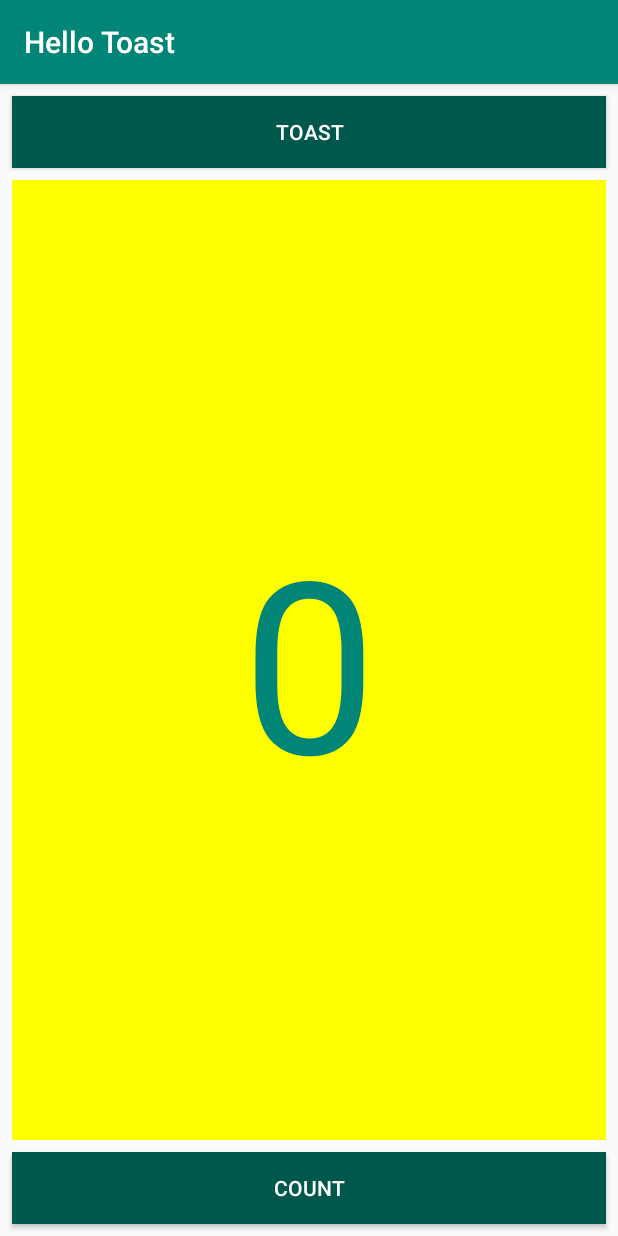
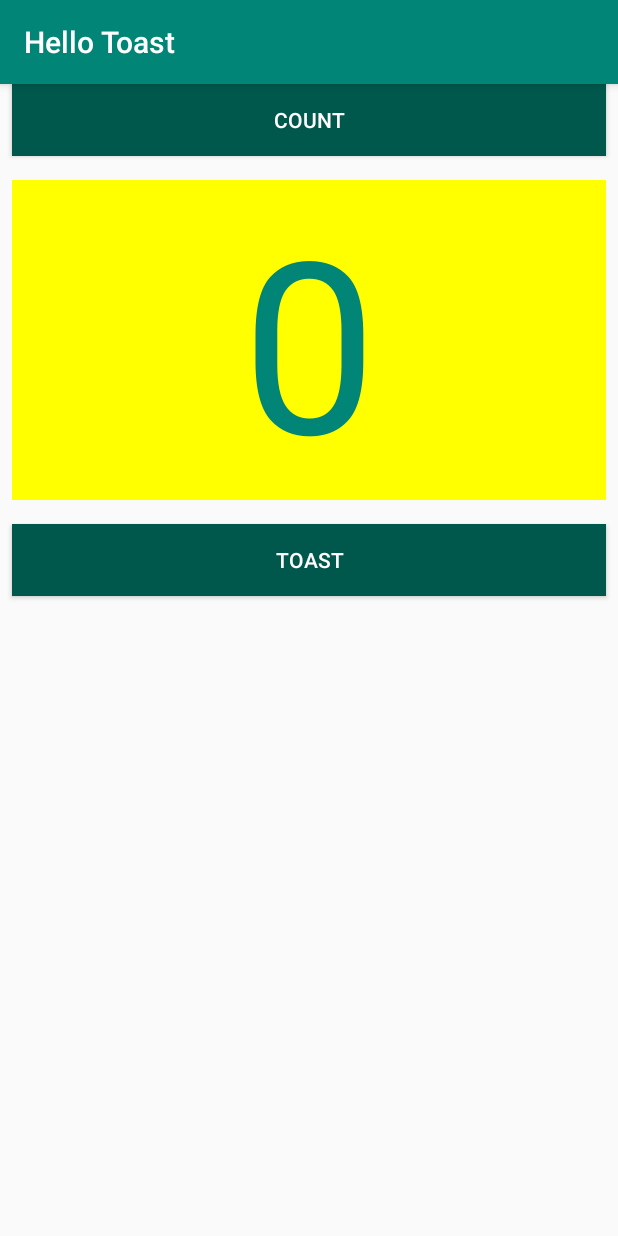
Before and after one commit to JassMTL/HelloToast, an Android app: the screen it shows after launch (MainActivity), on a phone screen of 412 x 824 dp. Run offline under Robolectric (Android 15) with nearby library versions, the phone set to English and light mode, and no system bars.

Commit message:
final commit

```diff
--- /dev/null
+++ b/app/src/main/res/layout-land/activity_main.xml
@@ -0,0 +1,58 @@
+<?xml version="1.0" encoding="utf-8"?>
+<android.support.constraint.ConstraintLayout xmlns:android="http://schemas.android.com/apk/res/android"
+    xmlns:app="http://schemas.android.com/apk/res-auto"
+    xmlns:tools="http://schemas.android.com/tools"
+    android:layout_width="match_parent"
+    android:layout_height="match_parent"
+    tools:context=".MainActivity">
+
+    <Button
+        android:id="@+id/button_toast"
+        android:layout_width="0dp"
+        android:layout_height="wrap_content"
+        android:layout_marginStart="8dp"
+        android:layout_marginTop="8dp"
+        android:layout_marginEnd="8dp"
+        android:background="@color/colorPrimaryDark"
+        android:text="@string/toast"
+        android:textColor="@android:color/white"
+        app:layout_constraintEnd_toEndOf="parent"
+        app:layout_constraintStart_toStartOf="parent"
+        app:layout_constraintTop_toTopOf="parent"
+        android:onClick="showToast"/>
+
+    <Button
+        android:id="@+id/button_count"
+        android:layout_width="0dp"
+        android:layout_height="wrap_content"
+        android:layout_marginStart="8dp"
+        android:layout_marginEnd="8dp"
+        android:layout_marginBottom="8dp"
+        android:background="@color/colorPrimaryDark"
+        android:text="@string/count"
+        android:textColor="@android:color/white"
+        app:layout_constraintBottom_toBottomOf="parent"
+        app:layout_constraintEnd_toEndOf="parent"
+        app:layout_constraintStart_toStartOf="parent"
+        android:onClick="countUp"/>
+
+    <TextView
+        android:id="@+id/showcount"
+        android:layout_width="0dp"
+        android:layout_height="0dp"
+        android:layout_marginStart="8dp"
+        android:layout_marginTop="8dp"
+        android:layout_marginEnd="8dp"
+        android:layout_marginBottom="8dp"
+        android:background="#FFFF00"
+        android:gravity="center_vertical"
+        android:text="@string/default_num"
+        android:textAlignment="center"
+        android:textColor="@color/colorPrimary"
+        android:textSize="160sp"
+        app:layout_constraintBottom_toTopOf="@+id/button_count"
+        app:layout_constraintEnd_toEndOf="parent"
+        app:layout_constraintStart_toStartOf="parent"
+        app:layout_constraintTop_toBottomOf="@+id/button_toast" />
+
+</android.support.constraint.ConstraintLayout>
--- a/app/src/main/res/layout/activity_main.xml
+++ b/app/src/main/res/layout/activity_main.xml
@@ -1,14 +1,15 @@
 <?xml version="1.0" encoding="utf-8"?>
-<android.support.constraint.ConstraintLayout xmlns:android="http://schemas.android.com/apk/res/android"
+<RelativeLayout xmlns:android="http://schemas.android.com/apk/res/android"
     xmlns:app="http://schemas.android.com/apk/res-auto"
     xmlns:tools="http://schemas.android.com/tools"
     android:layout_width="match_parent"
     android:layout_height="match_parent"
+    android:orientation="vertical"
     tools:context=".MainActivity">
 
     <Button
         android:id="@+id/button_toast"
-        android:layout_width="0dp"
+        android:layout_width="match_parent"
         android:layout_height="wrap_content"
         android:layout_marginStart="8dp"
         android:layout_marginTop="8dp"
@@ -16,30 +17,14 @@
         android:background="@color/colorPrimaryDark"
         android:text="@string/toast"
         android:textColor="@android:color/white"
-        app:layout_constraintEnd_toEndOf="parent"
-        app:layout_constraintStart_toStartOf="parent"
-        app:layout_constraintTop_toTopOf="parent"
-        android:onClick="showToast"/>
-
-    <Button
-        android:id="@+id/button_count"
-        android:layout_width="0dp"
-        android:layout_height="wrap_content"
-        android:layout_marginStart="8dp"
-        android:layout_marginEnd="8dp"
-        android:layout_marginBottom="8dp"
-        android:background="@color/colorPrimaryDark"
-        android:text="@string/count"
-        android:textColor="@android:color/white"
-        app:layout_constraintBottom_toBottomOf="parent"
-        app:layout_constraintEnd_toEndOf="parent"
-        app:layout_constraintStart_toStartOf="parent"
-        android:onClick="countUp"/>
+        android:onClick="showToast"
+        android:layout_below="@+id/showcount"
+        android:layout_centerHorizontal="true"/>
 
     <TextView
         android:id="@+id/showcount"
-        android:layout_width="0dp"
-        android:layout_height="0dp"
+        android:layout_width="match_parent"
+        android:layout_height="wrap_content"
         android:layout_marginStart="8dp"
         android:layout_marginTop="8dp"
         android:layout_marginEnd="8dp"
@@ -50,9 +35,20 @@
         android:textAlignment="center"
         android:textColor="@color/colorPrimary"
         android:textSize="160sp"
-        app:layout_constraintBottom_toTopOf="@+id/button_count"
-        app:layout_constraintEnd_toEndOf="parent"
-        app:layout_constraintStart_toStartOf="parent"
-        app:layout_constraintTop_toBottomOf="@+id/button_toast" />
+        android:layout_gravity="center_vertical"
+        android:layout_below="@+id/button_count"
+        android:layout_alignParentStart="true"/>
 
-</android.support.constraint.ConstraintLayout>
+    <Button
+        android:id="@+id/button_count"
+        android:layout_width="match_parent"
+        android:layout_height="wrap_content"
+        android:layout_marginStart="8dp"
+        android:layout_marginEnd="8dp"
+        android:layout_marginBottom="8dp"
+        android:background="@color/colorPrimaryDark"
+        android:text="@string/count"
+        android:textColor="@android:color/white"
+        android:onClick="countUp"/>
+
+</RelativeLayout>
```
